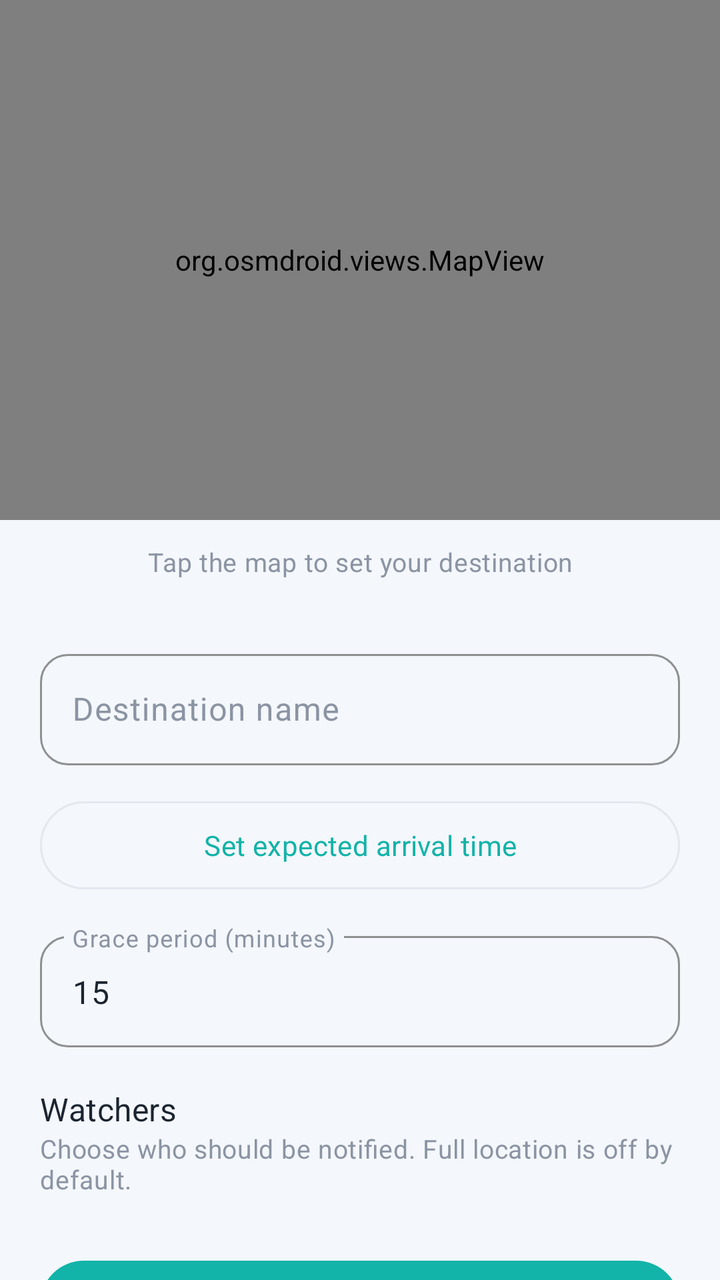
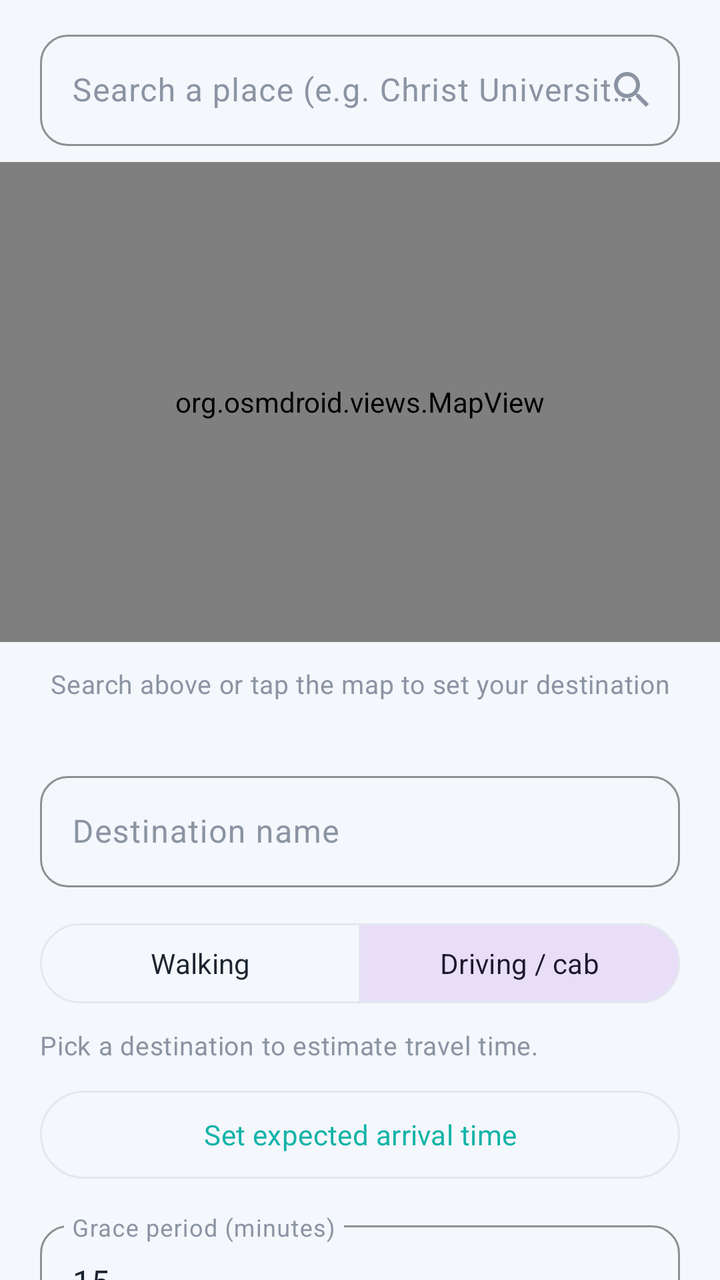

The first picture is an Android layout as it rendered before a commit; the second is the same layout after the commit. The layout source and the unified diff follow.
<!-- AndroidManifest.xml: application theme Theme.PingHome -->
<!-- res/layout/activity_create_trip.xml -->
<?xml version="1.0" encoding="utf-8"?>
<androidx.core.widget.NestedScrollView xmlns:android="http://schemas.android.com/apk/res/android"
    xmlns:app="http://schemas.android.com/apk/res-auto"
    android:layout_width="match_parent"
    android:layout_height="match_parent"
    android:background="?attr/android:colorBackground">

    <LinearLayout
        android:layout_width="match_parent"
        android:layout_height="wrap_content"
        android:orientation="vertical">

        <org.osmdroid.views.MapView
            android:id="@+id/mapView"
            android:layout_width="match_parent"
            android:layout_height="260dp" />

        <TextView
            android:layout_width="match_parent"
            android:layout_height="wrap_content"
            android:text="Tap the map to set your destination"
            android:textAppearance="@style/TextAppearance.PingHome.BodyMuted"
            android:padding="12dp"
            android:gravity="center" />

        <LinearLayout
            android:layout_width="match_parent"
            android:layout_height="wrap_content"
            android:orientation="vertical"
            android:padding="20dp">

            <com.google.android.material.textfield.TextInputLayout
                android:layout_width="match_parent"
                android:layout_height="wrap_content"
                android:hint="Destination name">
                <com.google.android.material.textfield.TextInputEditText
                    android:id="@+id/destinationNameInput"
                    android:layout_width="match_parent"
                    android:layout_height="wrap_content" />
            </com.google.android.material.textfield.TextInputLayout>

            <com.google.android.material.button.MaterialButton
                android:id="@+id/pickTimeButton"
                style="@style/Widget.PingHome.Button.Outlined"
                android:layout_width="match_parent"
                android:layout_height="wrap_content"
                android:layout_marginTop="14dp"
                android:text="Set expected arrival time" />

            <com.google.android.material.textfield.TextInputLayout
                android:layout_width="match_parent"
                android:layout_height="wrap_content"
                android:layout_marginTop="14dp"
                android:hint="Grace period (minutes)">
                <com.google.android.material.textfield.TextInputEditText
                    android:id="@+id/gracePeriodInput"
                    android:layout_width="match_parent"
                    android:layout_height="wrap_content"
                    android:inputType="number"
                    android:text="15" />
            </com.google.android.material.textfield.TextInputLayout>

            <TextView
                android:layout_width="match_parent"
                android:layout_height="wrap_content"
                android:text="Watchers"
                android:textAppearance="@style/TextAppearance.PingHome.TitleMedium"
                android:layout_marginTop="20dp" />

            <TextView
                android:layout_width="match_parent"
                android:layout_height="wrap_content"
                android:text="Choose who should be notified. Full location is off by default."
                android:textAppearance="@style/TextAppearance.PingHome.BodyMuted"
                android:layout_marginBottom="8dp" />

            <androidx.recyclerview.widget.RecyclerView
                android:id="@+id/watcherRecyclerView"
                android:layout_width="match_parent"
                android:layout_height="wrap_content"
                android:nestedScrollingEnabled="false" />

            <TextView
                android:id="@+id/noContactsText"
                android:layout_width="match_parent"
                android:layout_height="wrap_content"
                android:text="You have no trusted contacts yet. Add one from the Trusted Circle tab first."
                android:textColor="@color/warning_amber"
                android:visibility="gone"
                android:layout_marginVertical="8dp" />

            <TextView
                android:id="@+id/errorText"
                android:layout_width="match_parent"
                android:layout_height="wrap_content"
                android:textColor="@color/sos_red"
                android:visibility="gone"
                android:layout_marginTop="8dp" />

            <com.google.android.material.button.MaterialButton
                android:id="@+id/startTripButton"
                android:layout_width="match_parent"
                android:layout_height="52dp"
                android:layout_marginTop="20dp"
                android:text="@string/action_start_trip" />

        </LinearLayout>
    </LinearLayout>
</androidx.core.widget.NestedScrollView>
<!-- resources referenced by this layout -->
<resources>
  <color name="sos_red">#D81B3F</color>
  <color name="warning_amber">#FFA733</color>
  <string name="action_start_trip">Start trip</string>
  <style name="TextAppearance.PingHome.BodyMuted" parent="TextAppearance.Material3.BodyMedium">
          <item name="android:textSize">13sp</item>
          <item name="android:textColor">?attr/colorMuted</item>
      </style>
  <style name="TextAppearance.PingHome.TitleMedium" parent="TextAppearance.Material3.TitleMedium">
          <item name="android:textSize">16sp</item>
          <item name="android:fontFamily">sans-serif-medium</item>
          <item name="android:textColor">?attr/colorOnSurface</item>
      </style>
  <style name="Widget.PingHome.Button.Outlined" parent="Widget.Material3.Button.OutlinedButton">
          <item name="cornerRadius">28dp</item>
          <item name="android:textAppearance">@style/TextAppearance.PingHome.Label</item>
          <item name="android:minHeight">52dp</item>
          <item name="strokeColor">?attr/colorOutline</item>
      </style>
  <style name="TextAppearance.PingHome.Label" parent="TextAppearance.Material3.LabelLarge">
          <item name="android:textSize">14sp</item>
          <item name="android:fontFamily">sans-serif-medium</item>
          <item name="android:letterSpacing">0.01</item>
      </style>
  <color name="light_primary">#12B3A8</color>
  <color name="light_primary_variant">#0E8C84</color>
  <color name="white">#FFFFFF</color>
  <color name="light_card_alt">#E9F8F6</color>
  <color name="light_secondary">#6C5CE7</color>
  <color name="light_surface">#FFFFFF</color>
  <color name="light_muted">#8B94A3</color>
  <color name="light_background">#F4F7FB</color>
  <color name="light_on_background">#1B2430</color>
  <color name="light_divider">#E3E8EF</color>
  <style name="Widget.PingHome.Card" parent="Widget.Material3.CardView.Filled">
          <item name="cardCornerRadius">18dp</item>
          <item name="cardElevation">0dp</item>
          <item name="cardBackgroundColor">?attr/colorSurface</item>
          <item name="strokeWidth">0dp</item>
      </style>
  <style name="Widget.PingHome.Fab" parent="Widget.Material3.FloatingActionButton.Primary">
          <item name="backgroundTint">?attr/colorPrimary</item>
          <item name="tint">@color/white</item>
          <item name="shapeAppearanceOverlay">@style/ShapeAppearance.PingHome.Fab</item>
      </style>
  <!-- drawable bg_bottom_nav (drawable) -->
  <?xml version="1.0" encoding="utf-8"?>
  <shape xmlns:android="http://schemas.android.com/apk/res/android" android:shape="rectangle">
      <solid android:color="?attr/colorSurface" />
      <corners android:topLeftRadius="24dp" android:topRightRadius="24dp" />
  </shape>
  <style name="Widget.PingHome.BottomNav.Indicator" parent="Widget.Material3.BottomNavigationView.ActiveIndicator">
          <item name="android:color">@color/bottom_nav_indicator</item>
      </style>
  <style name="ShapeAppearance.PingHome.Fab" parent="">
          <item name="cornerFamily">rounded</item>
          <item name="cornerSize">18dp</item>
      </style>
  <!-- unchanged entries left out for length: 4 -->
</resources>

<!-- the commit's change to res/layout/activity_create_trip.xml (unified diff, before → after) -->
@@ -10,15 +10,36 @@
         android:layout_height="wrap_content"
         android:orientation="vertical">
 
+        <com.google.android.material.textfield.TextInputLayout
+            android:id="@+id/searchLayout"
+            android:layout_width="match_parent"
+            android:layout_height="wrap_content"
+            android:layout_marginHorizontal="20dp"
+            android:layout_marginTop="12dp"
+            android:layout_marginBottom="8dp"
+            android:hint="Search a place (e.g. Christ University, Bangalore)"
+            app:endIconMode="custom"
+            app:endIconDrawable="@drawable/ic_search"
+            app:endIconContentDescription="Search">
+            <com.google.android.material.textfield.TextInputEditText
+                android:id="@+id/searchInput"
+                android:layout_width="match_parent"
+                android:layout_height="wrap_content"
+                android:imeOptions="actionSearch"
+                android:inputType="text"
+                android:maxLines="1" />
+        </com.google.android.material.textfield.TextInputLayout>
+
         <org.osmdroid.views.MapView
             android:id="@+id/mapView"
             android:layout_width="match_parent"
-            android:layout_height="260dp" />
+            android:layout_height="240dp" />
 
         <TextView
+            android:id="@+id/mapHintText"
             android:layout_width="match_parent"
             android:layout_height="wrap_content"
-            android:text="Tap the map to set your destination"
+            android:text="Search above or tap the map to set your destination"
             android:textAppearance="@style/TextAppearance.PingHome.BodyMuted"
             android:padding="12dp"
             android:gravity="center" />
@@ -39,12 +60,46 @@
                     android:layout_height="wrap_content" />
             </com.google.android.material.textfield.TextInputLayout>
 
+            <com.google.android.material.button.MaterialButtonToggleGroup
+                android:id="@+id/modeToggle"
+                android:layout_width="match_parent"
+                android:layout_height="wrap_content"
+                android:layout_marginTop="14dp"
+                app:singleSelection="true"
+                app:selectionRequired="true"
+                app:checkedButton="@id/modeDriving">
+
+                <com.google.android.material.button.MaterialButton
+                    android:id="@+id/modeWalking"
+                    style="@style/Widget.Material3.Button.OutlinedButton"
+                    android:layout_width="0dp"
+                    android:layout_height="wrap_content"
+                    android:layout_weight="1"
+                    android:text="Walking" />
+
+                <com.google.android.material.button.MaterialButton
+                    android:id="@+id/modeDriving"
+                    style="@style/Widget.Material3.Button.OutlinedButton"
+                    android:layout_width="0dp"
+                    android:layout_height="wrap_content"
+                    android:layout_weight="1"
+                    android:text="Driving / cab" />
+            </com.google.android.material.button.MaterialButtonToggleGroup>
+
+            <TextView
+                android:id="@+id/estimateText"
+                android:layout_width="match_parent"
+                android:layout_height="wrap_content"
+                android:layout_marginTop="8dp"
+                android:text="Pick a destination to estimate travel time."
+                android:textAppearance="@style/TextAppearance.PingHome.BodyMuted" />
+
             <com.google.android.material.button.MaterialButton
                 android:id="@+id/pickTimeButton"
                 style="@style/Widget.PingHome.Button.Outlined"
                 android:layout_width="match_parent"
                 android:layout_height="wrap_content"
-                android:layout_marginTop="14dp"
+                android:layout_marginTop="10dp"
                 android:text="Set expected arrival time" />
 
             <com.google.android.material.textfield.TextInputLayout
<!-- resource entries referenced after the edit -->
@@ -2,6 +2,14 @@
 <resources>
   <color name="sos_red">#D81B3F</color>
   <color name="warning_amber">#FFA733</color>
+  <!-- drawable ic_search (drawable) -->
+  <?xml version="1.0" encoding="utf-8"?>
+  <vector xmlns:android="http://schemas.android.com/apk/res/android"
+      android:width="24dp" android:height="24dp"
+      android:viewportWidth="24" android:viewportHeight="24"
+      android:tint="?attr/colorControlNormal">
+      <path android:fillColor="@android:color/white" android:pathData="M15.5,14h-0.79l-0.28,-0.27C15.41,12.59 16,11.11 16,9.5 16,5.91 13.09,3 9.5,3S3,5.91 3,9.5 5.91,16 9.5,16c1.61,0 3.09,-0.59 4.23,-1.57l0.27,0.28v0.79l5,4.99L20.49,19l-4.99,-5zM9.5,14C7.01,14 5,11.99 5,9.5S7.01,5 9.5,5 14,7.01 14,9.5 11.99,14 9.5,14z" />
+  </vector>
   <string name="action_start_trip">Start trip</string>
   <style name="TextAppearance.PingHome.BodyMuted" parent="TextAppearance.Material3.BodyMedium">
           <item name="android:textSize">13sp</item>
